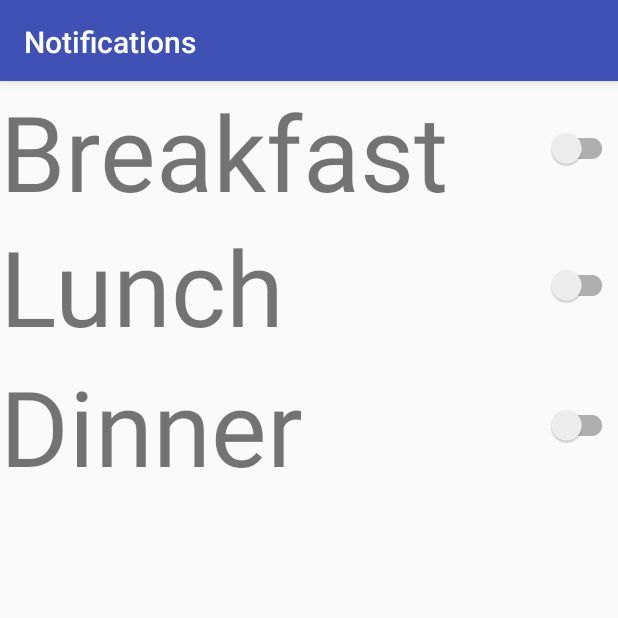
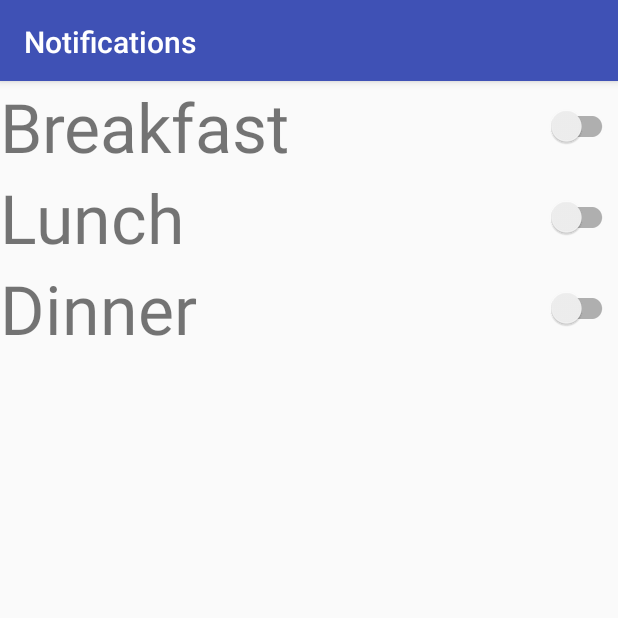
Before and after one commit to Purdue-ACM-SIGAPP/BoilerFaves, an Android app: the NotificationActivity screen opened directly, with no data from a screen before it, on a phone screen of 412 x 824 dp, the top half of it. Run offline under Robolectric (Android 15) with nearby library versions, the phone set to English and light mode, and no system bars; our stand-ins replace ButterKnife.

Commit message:
change font size to something more reasonable

```diff
--- a/app/src/main/res/layout/activity_notification.xml
+++ b/app/src/main/res/layout/activity_notification.xml
@@ -34,13 +34,13 @@
         <LinearLayout
             android:id="@+id/breakfastLine"
             android:layout_width="match_parent"
-            android:layout_height="90dp">
+            android:layout_height="wrap_content">
             <TextView
                 android:id="@+id/breakfast"
                 android:layout_width="0dp"
                 android:layout_height="wrap_content"
                 android:text="@string/breakfast"
-                android:textSize="70sp"
+                android:textSize="45sp"
                 android:layout_weight="1"
                 android:layout_gravity="start"
                 />
@@ -62,7 +62,7 @@
                 android:layout_width="0dp"
                 android:layout_height="wrap_content"
                 android:text="@string/lunch"
-                android:textSize="70sp"
+                android:textSize="45sp"
                 android:layout_weight="1"
                 android:gravity="start"
                 />
@@ -84,7 +84,7 @@
                 android:layout_width="0dp"
                 android:layout_height="wrap_content"
                 android:text="@string/dinner"
-                android:textSize="70sp"
+                android:textSize="45sp"
                 android:layout_weight="1"
                 android:gravity="start"
                 />
```
